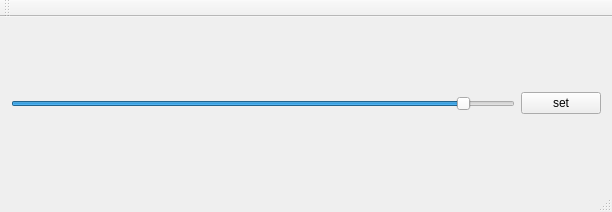
This is mainwindow.ui in dependon/X11-transparency-tools as Qt 5 draws it before an edit. The edited form follows.
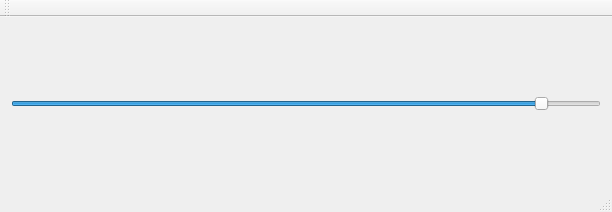
This is the edited form.

Commit message: Remove unused invisible button

```diff
--- a/mainwindow.ui
+++ b/mainwindow.ui
@@ -25,13 +25,6 @@
       </property>
      </widget>
     </item>
-    <item>
-     <widget class="QPushButton" name="setBtn">
-      <property name="text">
-       <string>set</string>
-      </property>
-     </widget>
-    </item>
    </layout>
   </widget>
   <widget class="QMenuBar" name="menuBar">
```
The commit also changes 2 other files.
